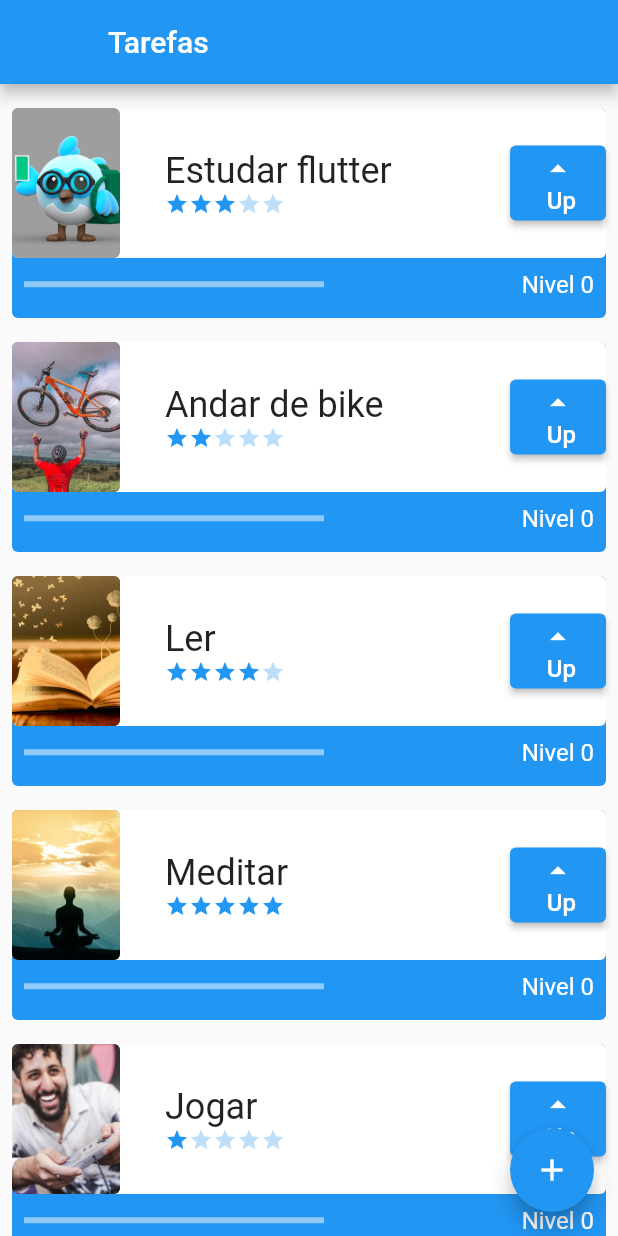
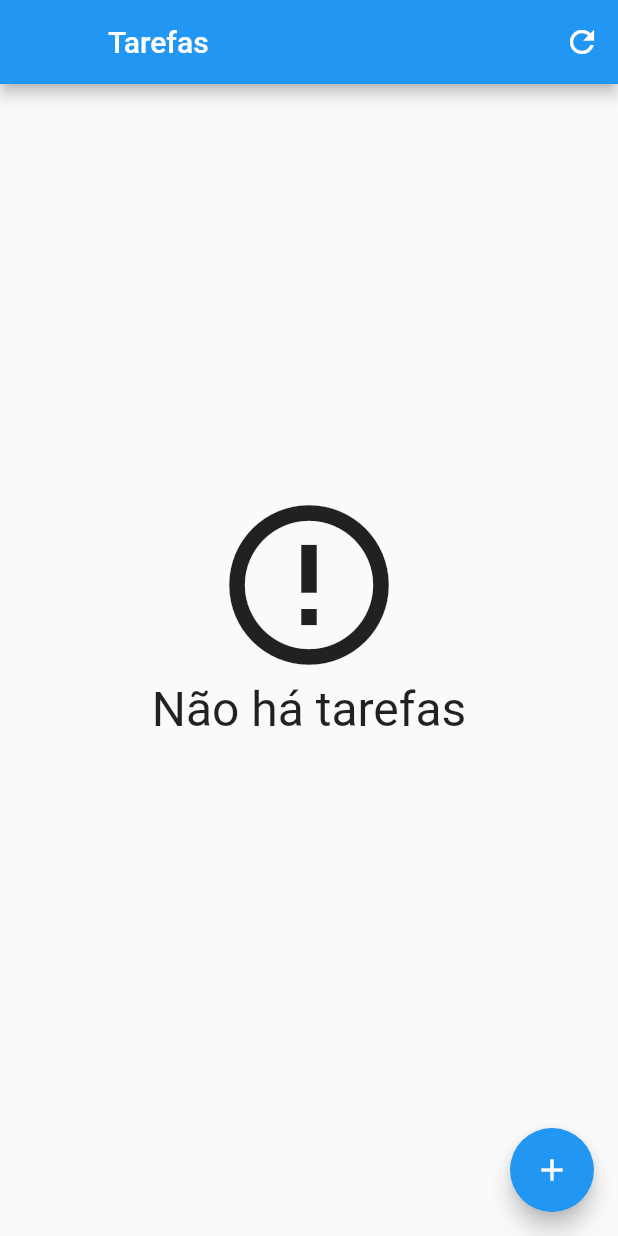
Before and after one commit to Guilhermessena/tarefas, a Flutter app: the screen it shows after launch, on a phone screen of 412 x 824 dp. Run offline on Flutter 3.47's test engine with Material 2 defaults, Android fonts, the phone set to English and light mode, and no system bars; our stand-ins replace sqflite; accounts and stored records are empty.

Commit message:
Crud implementado

```diff
--- a/lib/components/task.dart
+++ b/lib/components/task.dart
@@ -1,5 +1,6 @@
 import 'package:flutter/material.dart';
 import 'package:nosso_primeiro_projeto/components/difficulty.dart';
+import 'package:nosso_primeiro_projeto/data/task_dao.dart';
 
 class Task extends StatefulWidget {
   final String nome;
@@ -91,6 +92,9 @@ class _TaskState extends State<Task> {
                       ),
                     ),
                     ElevatedButton(
+                      onLongPress: () {
+                        TaskDao().delete(widget.nome);
+                      },
                       onPressed: () {
                         setState(() {
                           widget.value++;
--- /dev/null
+++ b/lib/data/task_dao.dart
@@ -0,0 +1,80 @@
+import 'package:nosso_primeiro_projeto/components/task.dart';
+import 'package:nosso_primeiro_projeto/data/database.dart';
+import 'package:sqflite/sqflite.dart';
+
+class TaskDao {
+  static const String _tableName = 'taskTable';
+
+  static const String tableSql = 'CREATE TABLE $_tableName('
+      '$_taskName TEXT,'
+      '$_taskDifficulty INTEGER,'
+      '$_taskImage TEXT)';
+
+  static const String _taskName = 'name';
+  static const String _taskDifficulty = 'difficulty';
+  static const String _taskImage = 'image';
+
+  save(Task tarefa) async {
+    final Database db = await getDatabase();
+    final Map<String, dynamic> taskMap = toMap(tarefa);
+    var itemExists = await find(tarefa.nome);
+    if (itemExists.isEmpty) {
+      return await db.insert(_tableName, taskMap);
+    } else {
+      return await db.update(
+        _tableName,
+        taskMap,
+        where: '$_taskName = ?',
+        whereArgs: [tarefa.nome],
+      );
+    }
+  }
+
+  Future<List<Task>> find(String nome) async {
+    final Database db = await getDatabase();
+    final List<Map<String, dynamic>> result = await db.query(
+      _tableName,
+      where: '$_taskName = ?',
+      whereArgs: [nome],
+    );
+    return toList(result);
+  }
+
+  Future<List<Task>> findAll() async {
+    final Database db = await getDatabase();
+    final List<Map<String, dynamic>> result = await db.query(
+      _tableName,
+    );
+    return toList(result);
+  }
+
+  delete(String tarefa) async {
+    final Database db = await getDatabase();
+    return await db.delete(
+      _tableName,
+      where: '$_taskName = ?',
+      whereArgs: [tarefa],
+    );
+  }
+
+  Map<String, dynamic> toMap(Task tarefa) {
+    final Map<String, dynamic> mapTask = {};
+    mapTask[_taskName] = tarefa.nome;
+    mapTask[_taskDifficulty] = tarefa.dificuldade;
+    mapTask[_taskImage] = tarefa.imagem;
+    return mapTask;
+  }
+
+  List<Task> toList(List<Map<String, dynamic>> mapTask) {
+    List<Task> tarefas = [];
+    for (Map<String, dynamic> linha in mapTask) {
+      final Task tarefa = Task(
+        linha[_taskName],
+        linha[_taskDifficulty],
+        linha[_taskImage],
+      );
+      tarefas.add(tarefa);
+    }
+    return tarefas;
+  }
+}
--- a/lib/data/task_inherited.dart
+++ b/lib/data/task_inherited.dart
@@ -8,10 +8,15 @@ class TaskInherited extends InheritedWidget {
   }) : super(child: child);
 
   final List<Task> taskList = [
+    // ignore: prefer_const_constructors
     Task('Estudar flutter', 3, 'assets/images/dash.png'),
+    // ignore: prefer_const_constructors
     Task('Andar de bike', 2, 'assets/images/bike.webp'),
+    // ignore: prefer_const_constructors
     Task('Ler', 4, 'assets/images/livro.jpg'),
+    // ignore: prefer_const_constructors
     Task('Meditar', 5, 'assets/images/meditar.jpeg'),
+    // ignore: prefer_const_constructors
     Task('Jogar', 1, 'assets/images/jogar.jpg'),
   ];
 
--- a/lib/screens/dashboard.dart
+++ b/lib/screens/dashboard.dart
@@ -1,5 +1,6 @@
 import 'package:flutter/material.dart';
-import 'package:nosso_primeiro_projeto/data/task_inherited.dart';
+import 'package:nosso_primeiro_projeto/components/task.dart';
+import 'package:nosso_primeiro_projeto/data/task_dao.dart';
 
 import 'form_screen.dart';
 
@@ -18,11 +19,89 @@ class _DashboardState extends State<Dashboard> {
     return Scaffold(
       appBar: AppBar(
         leading: Container(),
+        actions: [
+          IconButton(
+            onPressed: () {
+              setState(() {});
+            },
+            icon: const Icon(Icons.refresh),
+          ),
+        ],
         title: const Text('Tarefas'),
       ),
-      body: ListView(
-        padding: const EdgeInsets.only(top: 8,bottom: 70,),
-        children: TaskInherited.of(context).taskList,
+      body: Padding(
+        padding: const EdgeInsets.only(
+          top: 8,
+          bottom: 70,
+        ),
+        child: FutureBuilder<List<Task>>(
+          future: TaskDao().findAll(),
+          builder: (context, snapshot) {
+            final List<Task>? items = snapshot.data;
+            switch (snapshot.connectionState) {
+              case ConnectionState.active:
+                return const Center(
+                  child: Column(
+                    children: [
+                      CircularProgressIndicator(),
+                      Text('Carregando'),
+                    ],
+                  ),
+                );
+                break;
+              case ConnectionState.waiting:
+                return const Center(
+                  child: Column(
+                    children: [
+                      CircularProgressIndicator(),
+                      Text('Carregando'),
+                    ],
+                  ),
+                );
+                break;
+              case ConnectionState.none:
+                return const Center(
+                  child: Column(
+                    children: [
+                      CircularProgressIndicator(),
+                      Text('Carregando'),
+                    ],
+                  ),
+                );
+                break;
+              case ConnectionState.done:
+                if (snapshot.hasData && items != null) {
+                  if (items.isNotEmpty) {
+                    return ListView.builder(
+                      itemCount: items.length,
+                      itemBuilder: (context, index) {
+                        final Task tarefa = items[index];
+                        return tarefa;
+                      },
+                    );
+                  }
+                  return const Center(
+                    child: Column(
+                      mainAxisAlignment: MainAxisAlignment.center,
+                      children: [
+                        Icon(
+                          Icons.error_outline,
+                          size: 128,
+                        ),
+                        Text(
+                          'Não há tarefas',
+                          style: TextStyle(fontSize: 32),
+                        ),
+                      ],
+                    ),
+                  );
+                }
+                return const Text('Erro ao carregar tarefas!');
+                break;
+            }
+            return const Text('Erro desconhecido');
+          },
+        ),
       ),
       floatingActionButton: FloatingActionButton(
         child: const Icon(Icons.add),
@@ -32,7 +111,7 @@ class _DashboardState extends State<Dashboard> {
             MaterialPageRoute(
               builder: (newContext) => FormScreen(context: context),
             ),
-          );
+          ).then((value) => setState(() {}));
         },
       ),
     );
--- a/pubspec.yaml
+++ b/pubspec.yaml
@@ -35,6 +35,7 @@ dependencies:
   # The following adds the Cupertino Icons font to your application.
   # Use with the CupertinoIcons class for iOS style icons.
   cupertino_icons: ^1.0.2
+  sqflite: ^2.3.0
 
 dev_dependencies:
   flutter_test:
```
Also changed, not shown: lib/data/database.dart (added, +14 -0 lines), lib/screens/form_screen.dart (+6 -6 lines), pubspec.lock, 1 other file.
